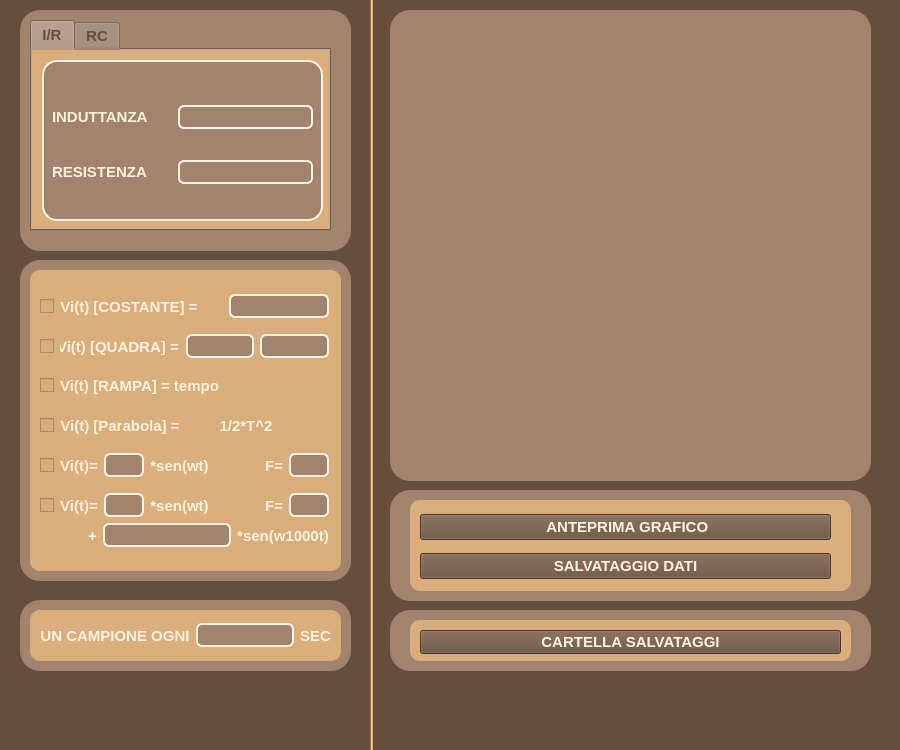
Old version of the form Calcolo_grafico/form.ui in the repository Faverooo/Grafico_flx.
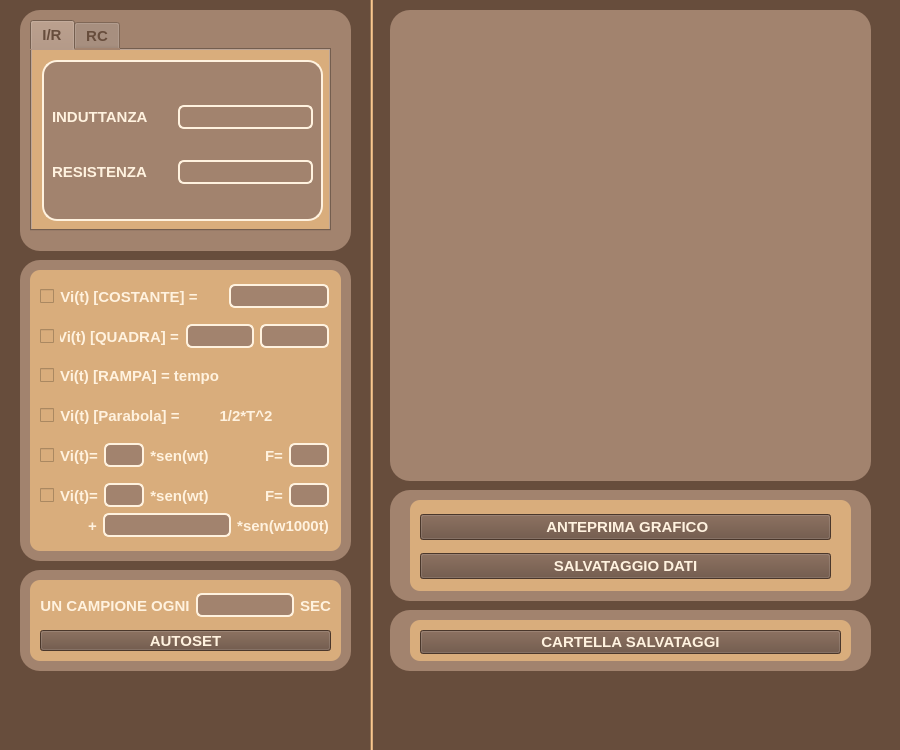
New version of the form.

The edit to the form file:
```diff
--- a/Calcolo_grafico/form.ui
+++ b/Calcolo_grafico/form.ui
@@ -340,7 +340,7 @@
      <x>20</x>
      <y>260</y>
      <width>331</width>
-     <height>321</height>
+     <height>301</height>
     </rect>
    </property>
    <property name="styleSheet">
@@ -357,7 +357,7 @@
      <x>30</x>
      <y>270</y>
      <width>311</width>
-     <height>301</height>
+     <height>281</height>
     </rect>
    </property>
    <property name="styleSheet">
@@ -509,9 +509,9 @@
    <property name="geometry">
     <rect>
      <x>20</x>
-     <y>600</y>
+     <y>570</y>
      <width>331</width>
-     <height>71</height>
+     <height>101</height>
     </rect>
    </property>
    <property name="styleSheet">
@@ -526,9 +526,9 @@
    <property name="geometry">
     <rect>
      <x>30</x>
-     <y>610</y>
+     <y>580</y>
      <width>311</width>
-     <height>51</height>
+     <height>81</height>
     </rect>
    </property>
    <property name="styleSheet">
@@ -543,7 +543,7 @@
    <property name="geometry">
     <rect>
      <x>40</x>
-     <y>620</y>
+     <y>590</y>
      <width>291</width>
      <height>31</height>
     </rect>
@@ -614,7 +614,7 @@
    <property name="geometry">
     <rect>
      <x>40</x>
-     <y>330</y>
+     <y>320</y>
      <width>289</width>
      <height>33</height>
     </rect>
@@ -676,7 +676,7 @@
    <property name="geometry">
     <rect>
      <x>40</x>
-     <y>370</y>
+     <y>360</y>
      <width>289</width>
      <height>31</height>
     </rect>
@@ -733,7 +733,7 @@
    <property name="geometry">
     <rect>
      <x>40</x>
-     <y>410</y>
+     <y>400</y>
      <width>289</width>
      <height>31</height>
     </rect>
@@ -815,7 +815,7 @@
    <property name="geometry">
     <rect>
      <x>40</x>
-     <y>450</y>
+     <y>440</y>
      <width>289</width>
      <height>31</height>
     </rect>
@@ -952,7 +952,7 @@
    <property name="geometry">
     <rect>
      <x>40</x>
-     <y>490</y>
+     <y>480</y>
      <width>289</width>
      <height>31</height>
     </rect>
@@ -1089,7 +1089,7 @@
    <property name="geometry">
     <rect>
      <x>40</x>
-     <y>520</y>
+     <y>510</y>
      <width>289</width>
      <height>31</height>
     </rect>
@@ -1173,7 +1173,7 @@
    <property name="geometry">
     <rect>
      <x>40</x>
-     <y>290</y>
+     <y>280</y>
      <width>289</width>
      <height>33</height>
     </rect>
@@ -1241,6 +1241,23 @@
     </item>
    </layout>
   </widget>
+  <widget class="QPushButton" name="autoset">
+   <property name="geometry">
+    <rect>
+     <x>40</x>
+     <y>630</y>
+     <width>291</width>
+     <height>21</height>
+    </rect>
+   </property>
+   <property name="styleSheet">
+    <string notr="true">background-color: #674d3c;
+</string>
+   </property>
+   <property name="text">
+    <string>AUTOSET</string>
+   </property>
+  </widget>
   <zorder>label_6</zorder>
   <zorder>label_32</zorder>
   <zorder>label_33</zorder>
@@ -1264,6 +1281,7 @@
   <zorder>layoutWidget_5</zorder>
   <zorder>layoutWidget_6</zorder>
   <zorder>layoutWidget_7</zorder>
+  <zorder>autoset</zorder>
  </widget>
  <resources/>
  <connections/>
```
